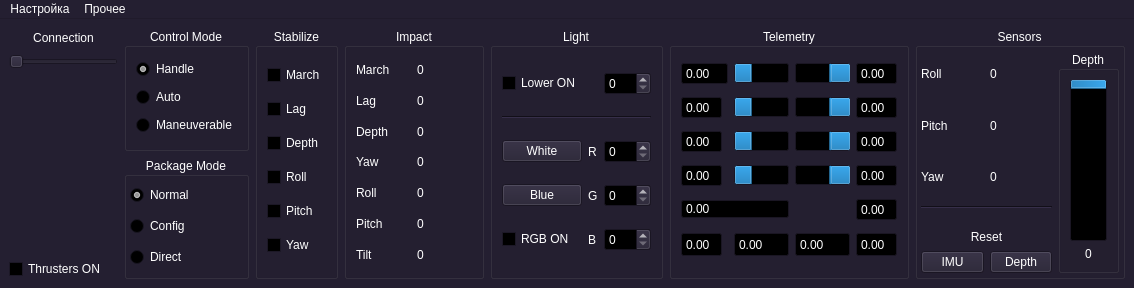
Qt form mainwindow.ui (HydroScan-rov/PoolsideGUI) before a commit.
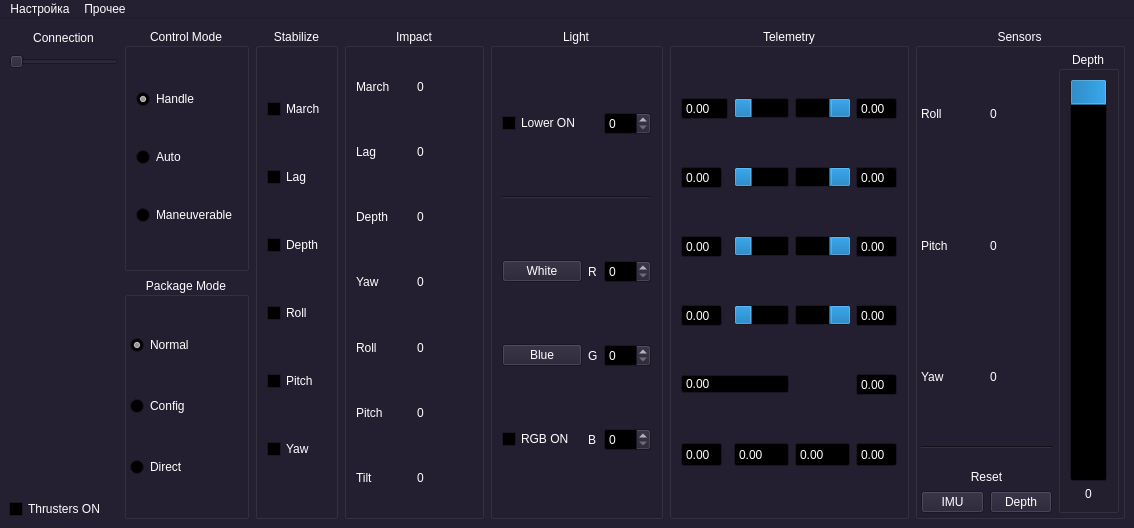
The same form after that commit.

What changed in the file:
```diff
--- a/mainwindow.ui
+++ b/mainwindow.ui
@@ -7,7 +7,7 @@
     <x>0</x>
     <y>0</y>
     <width>1134</width>
-    <height>288</height>
+    <height>528</height>
    </rect>
   </property>
   <property name="palette">
```
